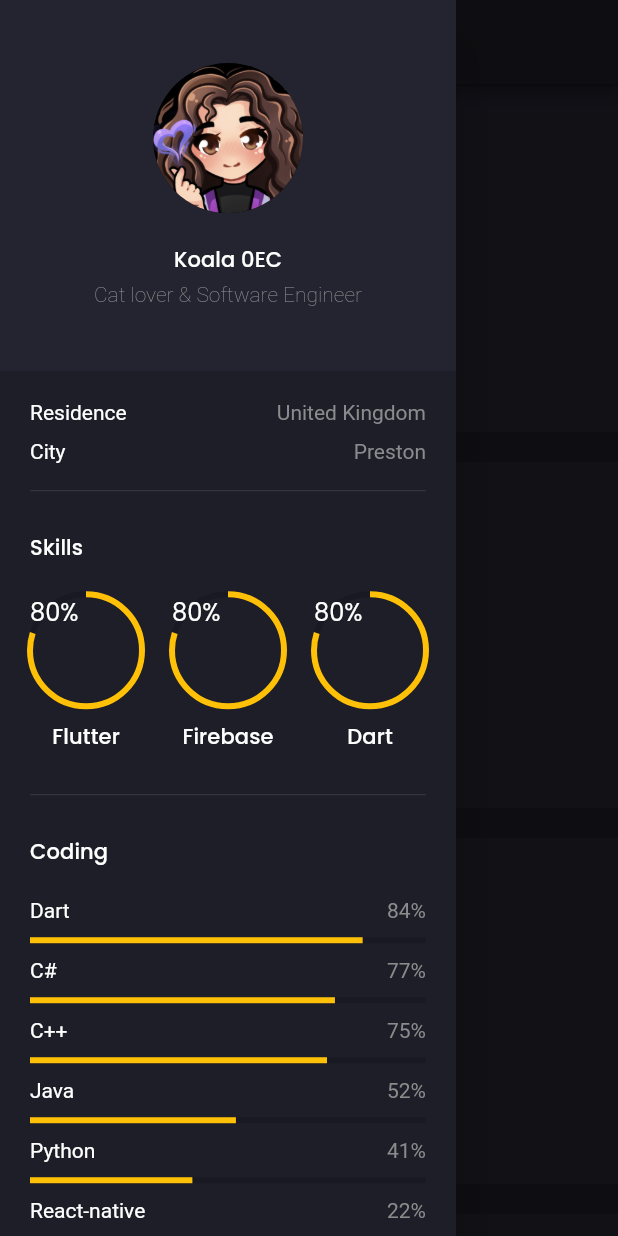
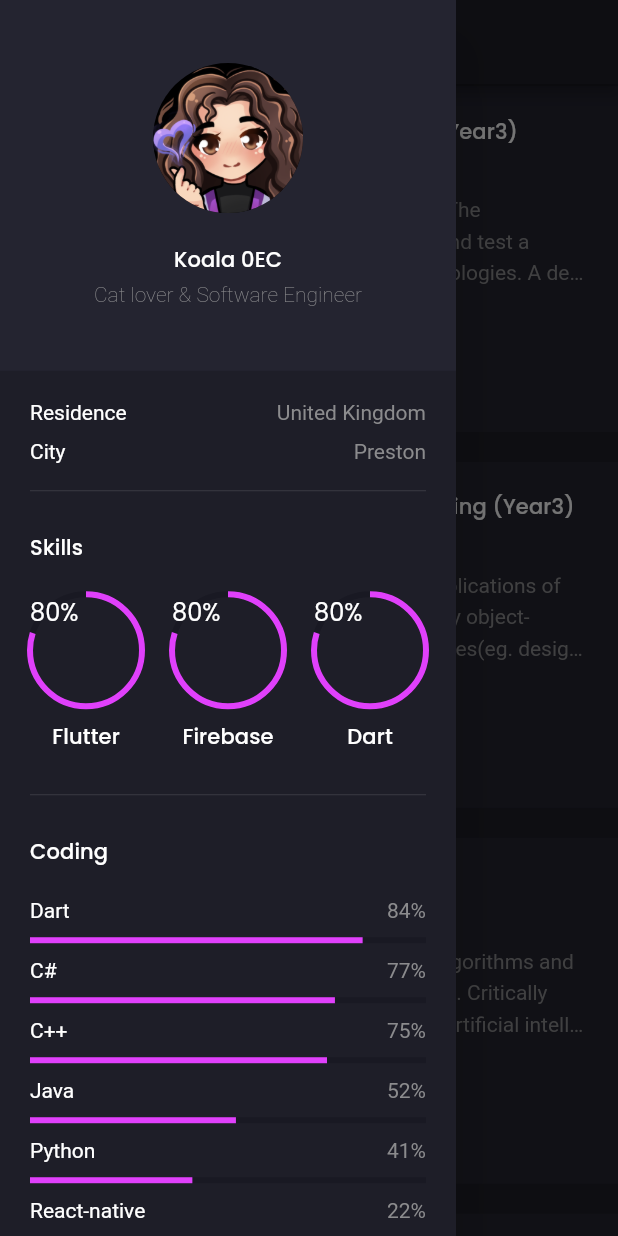
Before and after one commit to Koala0CE/my_portfolio, a Flutter app: the screen it shows after launch, scrolled down 576 dp, after a tap on the "menu" icon, on a phone screen of 412 x 824 dp. Run offline on Flutter 3.47's test engine with Material 2 defaults, Android fonts, the phone set to English and light mode, and no system bars; our stand-ins replace animated_text_kit, flutter_svg, google_fonts.

```diff
--- a/lib/constants.dart
+++ b/lib/constants.dart
@@ -1,11 +1,17 @@
 import 'package:flutter/material.dart';
 
-const primaryColor = Color(0xFFFFC107);
+const primaryColor = Color(0xFFE040FB);
 const secondaryColor = Color(0xFF242430);
 const darkColor = Color(0xFF191923);
 const bodyTextColor = Color(0xFF8B8B8D);
 const bgColor = Color(0xFF1E1E28);
 
+//const primaryColor = Color(0xFFFFC107);
+//const secondaryColor = Color(0xFF242430);
+//const darkColor = Color(0xFF191923);
+//const bodyTextColor = Color(0xFF8B8B8D);
+//const bgColor = Color(0xFF1E1E28);
+
 const defaultPadding = 20.0;
 const defaultDuration = Duration(seconds: 1); // we use it on our animation
 const maxWidth = 1440.0; // max width of our web
--- a/lib/models/project.dart
+++ b/lib/models/project.dart
@@ -11,20 +11,24 @@ List<Project> demo_projects = [
         "Develop and interpret specifications in a formal notation, Use and evaluate models in the analysis of a system. (Dafny), Analyse concurrency problems in a range of applications, Use appropriate tools and methods for real-time software development, Design and implement a small concurrent system in an appropriate language (JAVA).",
   ),
   Project(
-    title: "Title",
-    description: "Description",
+    title: "Distributed Enterprise Applications (Year3)",
+    description:
+        "Development of a RESSTful Web Service. The assignment required me to design, build and test a RESTful web service using ASP.NET technologies. A design for my Restful API level 3 on the Richardson maturity model (HATEOAS). An ASP.NET server MVC implementation, written in C#. A class diagram and database schema for my server. EF-Core and LINQ used to connect to my database. Unit tests and system tests. CRUD operations, Error handling,Persistence, Unit testing.",
   ),
   Project(
-    title: "Title",
-    description: "Description",
+    title: "Object-Oriented Methods in Computing (Year3)",
+    description:
+        "Explain and evaluate the concepts and applications of object-oriented methods. Evaluate critically object-oriented design techniques and technologies(eg. design patterns, OO languages features, and frameworks). Apply object-oriented approaches to design and implementation. Translate an object-oriented design into an object-oriented program using a modern development environment. Design and implement an OO-based abstract data type.",
   ),
   Project(
-    title: "Title",
-    description: "Description",
+    title: "Artificial Intelligence (Year3)",
+    description:
+        "Explain the theoretical underpinnings of algorithms and techniques specific to artificial intelligence. Critically evaluate the principles and algorithms of artificial intelligence. Analyse and evaluate the theoretical foundations of artificial intelligence and computing. Implement artificial intelligence algorithms. The level of development at least that of proof of concept. The AI demonstrator implementation is a tool or software component that meaningfully applies content from the AI module to an interesting use case. It is supported by brief documents summarizing the use case, the software architecture, and how the material from the lecture and/or the suggested reading are related to our work.",
   ),
   Project(
-    title: "Title",
-    description: "Description",
+    title: "Final Year Project (Year 3)",
+    description:
+        "For this module I undertook a substantial, year-long individual project. The project topic I have chosen reflects my personal interests. For my final year project I have developed a mobile application using Dart and Flutter.",
   ),
   Project(
     title: "Title",
--- a/lib/models/recommendation.dart
+++ b/lib/models/recommendation.dart
@@ -7,17 +7,17 @@ class Recommendation {
 final List<Recommendation> demo_recommendations = [
   Recommendation(
     name: "Name",
-    source: "Linkedin",
+    source: "",
     text: "",
   ),
   Recommendation(
     name: "Name",
-    source: "Linkedin",
+    source: "",
     text: "",
   ),
   Recommendation(
     name: "Name",
-    source: "Linkedin",
+    source: "",
     text: "",
   ),
 ];
--- a/lib/screens/home/components/highlights.dart
+++ b/lib/screens/home/components/highlights.dart
@@ -19,7 +19,7 @@ class HighLightInfo extends StatelessWidget {
               children: [
                 Row(
                   mainAxisAlignment: MainAxisAlignment.spaceBetween,
-                  children: [
+                  children: const [
                     HighLight(
                       counter: AnimatedCounter(
                         value: 10,
@@ -36,10 +36,10 @@ class HighLightInfo extends StatelessWidget {
                     ),
                   ],
                 ),
-                SizedBox(height: defaultPadding),
+                const SizedBox(height: defaultPadding),
                 Row(
                   mainAxisAlignment: MainAxisAlignment.spaceBetween,
-                  children: [
+                  children: const [
                     HighLight(
                       counter: AnimatedCounter(
                         value: 10,
@@ -60,7 +60,7 @@ class HighLightInfo extends StatelessWidget {
             )
           : Row(
               mainAxisAlignment: MainAxisAlignment.spaceBetween,
-              children: [
+              children: const [
                 HighLight(
                   counter: AnimatedCounter(
                     value: 10,
--- a/lib/screens/home/components/recommendation_card.dart
+++ b/lib/screens/home/components/recommendation_card.dart
@@ -15,7 +15,7 @@ class RecommendationCard extends StatelessWidget {
   Widget build(BuildContext context) {
     return Container(
       width: 400,
-      padding: EdgeInsets.all(defaultPadding),
+      padding: const EdgeInsets.all(defaultPadding),
       color: secondaryColor,
       child: Column(
         children: [
@@ -24,12 +24,12 @@ class RecommendationCard extends StatelessWidget {
             style: Theme.of(context).textTheme.subtitle2,
           ),
           Text(demo_recommendations[0].source!),
-          SizedBox(height: defaultPadding),
+          const SizedBox(height: defaultPadding),
           Text(
             recommendation.text!,
             maxLines: 4,
             overflow: TextOverflow.ellipsis,
-            style: TextStyle(height: 1.5),
+            style: const TextStyle(height: 1.5),
           ),
         ],
       ),
--- a/lib/screens/home/components/recommendations.dart
+++ b/lib/screens/home/components/recommendations.dart
@@ -18,10 +18,10 @@ class Recommendations extends StatelessWidget {
         crossAxisAlignment: CrossAxisAlignment.start,
         children: [
           Text(
-            "Recommendations",
+            "Hobbies: Painting and Drawing & Video Games",
             style: Theme.of(context).textTheme.headline6,
           ),
-          SizedBox(height: defaultPadding),
+          const SizedBox(height: defaultPadding),
           SingleChildScrollView(
             scrollDirection: Axis.horizontal,
             child: Row(
--- a/lib/screens/main/main_screen.dart
+++ b/lib/screens/main/main_screen.dart
@@ -22,22 +22,22 @@ class MainScreen extends StatelessWidget {
                   onPressed: () {
                     Scaffold.of(context).openDrawer();
                   },
-                  icon: Icon(Icons.menu),
+                  icon: const Icon(Icons.menu),
                 ),
               )),
-      drawer: SideMenu(),
+      drawer: const SideMenu(),
       body: Center(
         child: Container(
-          constraints: BoxConstraints(maxWidth: maxWidth),
+          constraints: const BoxConstraints(maxWidth: maxWidth),
           child: Row(
             crossAxisAlignment: CrossAxisAlignment.start,
             children: [
               if (Responsive.isDesktop(context))
-                Expanded(
+                const Expanded(
                   flex: 2,
                   child: SideMenu(),
                 ),
-              SizedBox(width: defaultPadding),
+              const SizedBox(width: defaultPadding),
               Expanded(
                 flex: 7,
                 child: SingleChildScrollView(
```
